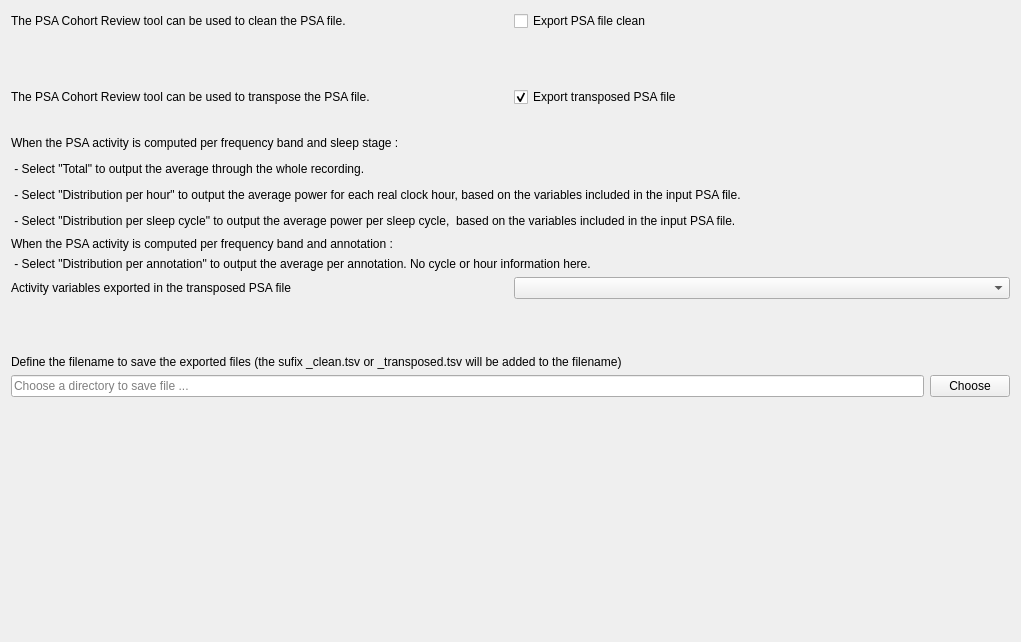
Old version of the form tools/CEAMSTools/PSACohortReview/OutputFileStep/Ui_OutputFileStep.ui in the repository SnoozToolbox/snooz-package-ceams.
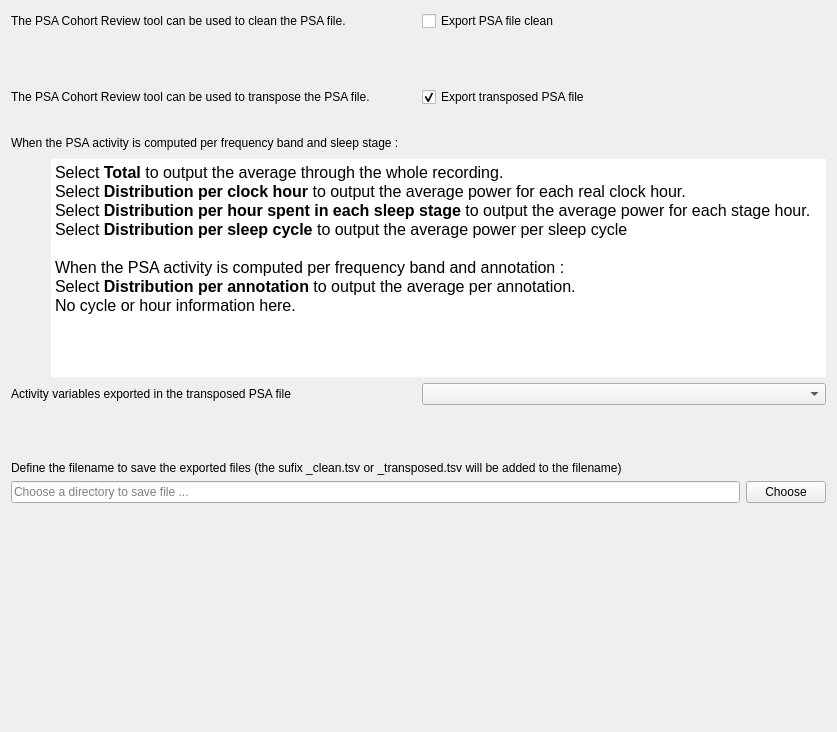
New version of the form.

Commit message: Refactor PSA compilation and updated UI to reflect new hour per sleep stage.

The edit to the form file:
```diff
--- a/tools/CEAMSTools/PSACohortReview/OutputFileStep/Ui_OutputFileStep.ui
+++ b/tools/CEAMSTools/PSACohortReview/OutputFileStep/Ui_OutputFileStep.ui
@@ -6,8 +6,8 @@
    <rect>
     <x>0</x>
     <y>0</y>
-    <width>1021</width>
-    <height>642</height>
+    <width>837</width>
+    <height>732</height>
    </rect>
   </property>
   <property name="windowTitle">
@@ -16,8 +16,6 @@
   <property name="styleSheet">
    <string>font: 12pt &quot;Roboto&quot;;</string>
   </property>
-  <layout class="QHBoxLayout" name="horizontalLayout_3">
-   <item>
     <layout class="QVBoxLayout" name="verticalLayout">
      <item>
       <layout class="QHBoxLayout" name="horizontalLayout">
@@ -133,83 +131,6 @@
       </spacer>
      </item>
      <item>
-      <layout class="QGridLayout" name="gridLayout">
-       <item row="6" column="1">
-        <widget class="QComboBox" name="activity_comboBox">
-         <property name="maximumSize">
-          <size>
-           <width>16777215</width>
-           <height>16777215</height>
-          </size>
-         </property>
-        </widget>
-       </item>
-       <item row="1" column="0" colspan="2">
-        <widget class="QLabel" name="label_5">
-         <property name="minimumSize">
-          <size>
-           <width>0</width>
-           <height>20</height>
-          </size>
-         </property>
-         <property name="text">
-          <string> - Select &quot;Total&quot; to output the average through the whole recording.</string>
-         </property>
-        </widget>
-       </item>
-       <item row="4" column="0" colspan="2">
-        <widget class="QLabel" name="label_9">
-         <property name="text">
-          <string>When the PSA activity is computed per frequency band and annotation : </string>
-         </property>
-        </widget>
-       </item>
-       <item row="3" column="0" colspan="2">
-        <widget class="QLabel" name="label_7">
-         <property name="minimumSize">
-          <size>
-           <width>0</width>
-           <height>20</height>
-          </size>
-         </property>
-         <property name="text">
-          <string> - Select &quot;Distribution per sleep cycle&quot; to output the average power per sleep cycle,  based on the variables included in the input PSA file.</string>
-         </property>
-        </widget>
-       </item>
-       <item row="2" column="0" colspan="2">
-        <widget class="QLabel" name="label_6">
-         <property name="minimumSize">
-          <size>
-           <width>0</width>
-           <height>20</height>
-          </size>
-         </property>
-         <property name="text">
-          <string> - Select &quot;Distribution per hour&quot; to output the average power for each real clock hour, based on the variables included in the input PSA file.</string>
-         </property>
-        </widget>
-       </item>
-       <item row="6" column="0">
-        <widget class="QLabel" name="label">
-         <property name="minimumSize">
-          <size>
-           <width>0</width>
-           <height>20</height>
-          </size>
-         </property>
-         <property name="maximumSize">
-          <size>
-           <width>16777215</width>
-           <height>16777215</height>
-          </size>
-         </property>
-         <property name="text">
-          <string>Activity variables exported in the transposed PSA file</string>
-         </property>
-        </widget>
-       </item>
-       <item row="0" column="0" colspan="2">
         <widget class="QLabel" name="label_4">
          <property name="minimumSize">
           <size>
@@ -222,10 +143,90 @@
          </property>
         </widget>
        </item>
-       <item row="5" column="0" colspan="2">
-        <widget class="QLabel" name="label_10">
+   <item>
+    <layout class="QHBoxLayout" name="horizontalLayout_4">
+     <item>
+      <spacer name="horizontalSpacer">
+       <property name="orientation">
+        <enum>Qt::Orientation::Horizontal</enum>
+       </property>
+       <property name="sizeType">
+        <enum>QSizePolicy::Policy::Fixed</enum>
+       </property>
+       <property name="sizeHint" stdset="0">
+        <size>
+         <width>40</width>
+         <height>20</height>
+        </size>
+       </property>
+      </spacer>
+     </item>
+     <item>
+      <widget class="QTextEdit" name="textEdit">
+       <property name="minimumSize">
+        <size>
+         <width>0</width>
+         <height>200</height>
+        </size>
+       </property>
+       <property name="maximumSize">
+        <size>
+         <width>16777215</width>
+         <height>250</height>
+        </size>
+       </property>
+       <property name="frameShape">
+        <enum>QFrame::Shape::NoFrame</enum>
+       </property>
+       <property name="html">
+        <string>&lt;!DOCTYPE HTML PUBLIC &quot;-//W3C//DTD HTML 4.0//EN&quot; &quot;http://www.w3.org/TR/REC-html40/strict.dtd&quot;&gt;
+&lt;html&gt;&lt;head&gt;&lt;meta name=&quot;qrichtext&quot; content=&quot;1&quot; /&gt;&lt;meta charset=&quot;utf-8&quot; /&gt;&lt;style type=&quot;text/css&quot;&gt;
+p, li { white-space: pre-wrap; }
+hr { height: 1px; border-width: 0; }
+li.unchecked::marker { content: &quot;\2610&quot;; }
+li.checked::marker { content: &quot;\2612&quot;; }
+&lt;/style&gt;&lt;/head&gt;&lt;body style=&quot; font-family:'Roboto'; font-size:12pt; font-weight:400; font-style:normal;&quot;&gt;
+&lt;p style=&quot; margin-top:0px; margin-bottom:0px; margin-left:0px; margin-right:0px; -qt-block-indent:0; text-indent:0px;&quot;&gt;Select&lt;span style=&quot; font-weight:700;&quot;&gt; Total &lt;/span&gt;to output the average through the whole recording.&lt;/p&gt;
+&lt;p style=&quot; margin-top:0px; margin-bottom:0px; margin-left:0px; margin-right:0px; -qt-block-indent:0; text-indent:0px;&quot;&gt;Select &lt;span style=&quot; font-weight:700;&quot;&gt;Distribution per clock hour&lt;/span&gt; to output the average power for each real clock hour.&lt;/p&gt;
+&lt;p style=&quot; margin-top:0px; margin-bottom:0px; margin-left:0px; margin-right:0px; -qt-block-indent:0; text-indent:0px;&quot;&gt;Select &lt;span style=&quot; font-weight:700;&quot;&gt;Distribution per hour spent in each sleep stage &lt;/span&gt;to output the average power for each stage hour.&lt;/p&gt;
+&lt;p style=&quot; margin-top:0px; margin-bottom:0px; margin-left:0px; margin-right:0px; -qt-block-indent:0; text-indent:0px;&quot;&gt;Select &lt;span style=&quot; font-weight:700;&quot;&gt;Distribution per sleep cycle &lt;/span&gt;to output the average power per sleep cycle&lt;/p&gt;
+&lt;p style=&quot;-qt-paragraph-type:empty; margin-top:0px; margin-bottom:0px; margin-left:0px; margin-right:0px; -qt-block-indent:0; text-indent:0px;&quot;&gt;&lt;br /&gt;&lt;/p&gt;
+&lt;p style=&quot; margin-top:0px; margin-bottom:0px; margin-left:0px; margin-right:0px; -qt-block-indent:0; text-indent:0px;&quot;&gt;When the PSA activity is computed per frequency band and annotation : &lt;/p&gt;
+&lt;p style=&quot; margin-top:0px; margin-bottom:0px; margin-left:0px; margin-right:0px; -qt-block-indent:0; text-indent:0px;&quot;&gt;Select &lt;span style=&quot; font-weight:700;&quot;&gt;Distribution per annotation&lt;/span&gt; to output the average per annotation. &lt;/p&gt;
+&lt;p style=&quot; margin-top:0px; margin-bottom:0px; margin-left:0px; margin-right:0px; -qt-block-indent:0; text-indent:0px;&quot;&gt;No cycle or hour information here.&lt;/p&gt;&lt;/body&gt;&lt;/html&gt;</string>
+       </property>
+      </widget>
+     </item>
+    </layout>
+   </item>
+   <item>
+    <layout class="QHBoxLayout" name="horizontalLayout_3">
+     <item>
+      <widget class="QLabel" name="label">
+       <property name="minimumSize">
+        <size>
+         <width>0</width>
+         <height>20</height>
+        </size>
+       </property>
+       <property name="maximumSize">
+        <size>
+         <width>16777215</width>
+         <height>16777215</height>
+        </size>
+       </property>
          <property name="text">
-          <string> - Select &quot;Distribution per annotation&quot; to output the average per annotation. No cycle or hour information here.</string>
+        <string>Activity variables exported in the transposed PSA file</string>
+       </property>
+      </widget>
+     </item>
+     <item>
+      <widget class="QComboBox" name="activity_comboBox">
+       <property name="maximumSize">
+        <size>
+         <width>16777215</width>
+         <height>16777215</height>
+        </size>
          </property>
         </widget>
        </item>
@@ -301,12 +302,10 @@
        <property name="sizeHint" stdset="0">
         <size>
          <width>20</width>
-         <height>10</height>
+       <height>12</height>
         </size>
        </property>
       </spacer>
-     </item>
-    </layout>
    </item>
   </layout>
  </widget>
```
Left out of the diff: 16 changed lines with no effect on the pictures. Lines whose indentation alone changed are shown as unchanged. The commit also changes 14 other files.
